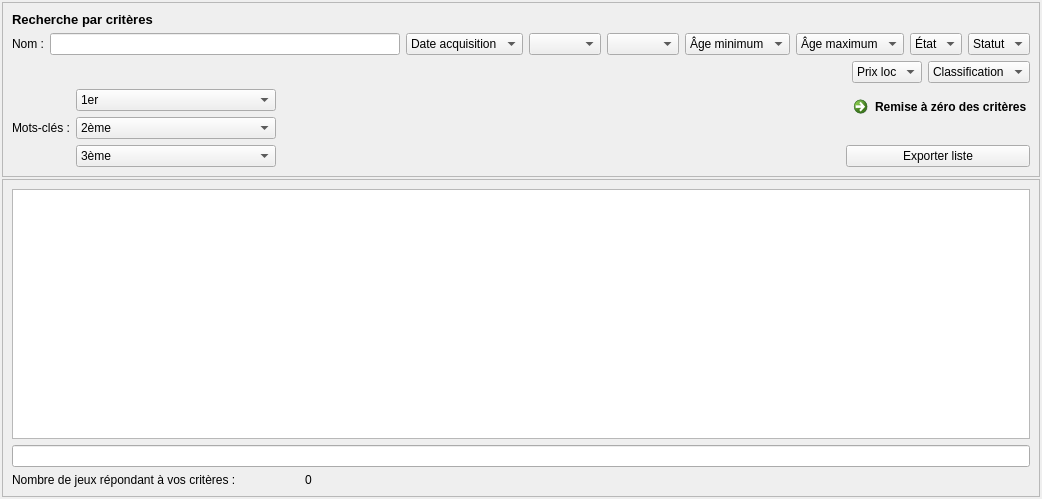
The window that f_listejeux.ui (nivhg/ludopen) describes before a commit, drawn with Qt 5.
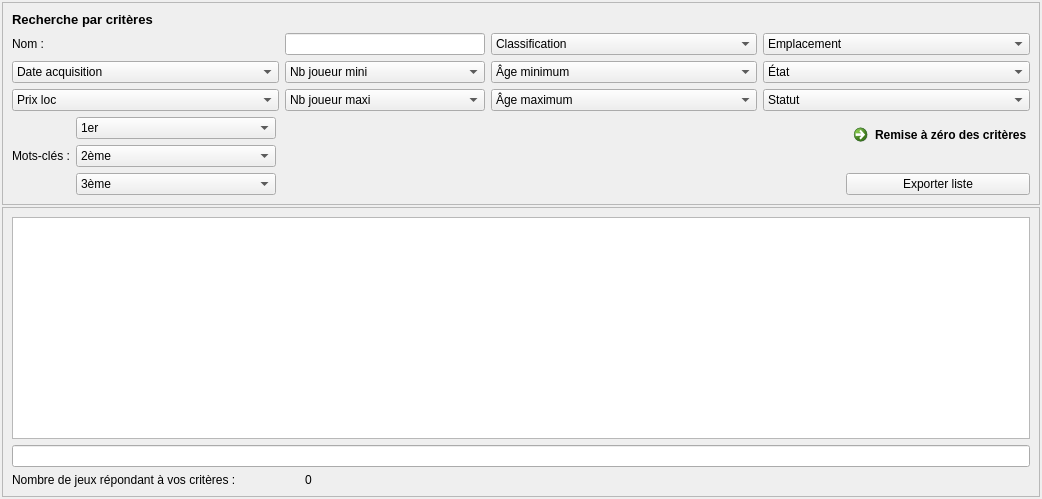
The same window after the commit. Icons and pictures are not drawn.

Commit message: Ticket 43 : Il manque le crit?re emplacement pour faire des listes de jeu

```diff
--- a/f_listejeux.ui
+++ b/f_listejeux.ui
@@ -59,114 +59,128 @@
        </widget>
       </item>
       <item row="1" column="0" colspan="3">
-       <layout class="QVBoxLayout" name="verticalLayout_3">
-        <item>
-         <layout class="QHBoxLayout" name="horizontalLayout">
+       <layout class="QGridLayout" name="gridLayout_4">
+        <item row="4" column="2">
+         <widget class="QComboBox" name="CBx_AgeMax">
           <item>
-           <widget class="QLabel" name="Lb_Nom">
-            <property name="text">
-             <string>Nom :</string>
-            </property>
-           </widget>
+           <property name="text">
+            <string>Âge maximum</string>
+           </property>
           </item>
+         </widget>
+        </item>
+        <item row="4" column="0">
+         <widget class="QComboBox" name="CBx_PrixLoc">
           <item>
-           <widget class="QLineEdit" name="LE_Nom"/>
+           <property name="text">
+            <string>Prix loc</string>
+           </property>
           </item>
+         </widget>
+        </item>
+        <item row="2" column="2">
+         <widget class="QComboBox" name="CBx_AgeMin">
           <item>
-           <widget class="QComboBox" name="CBx_DateAcquisition">
-            <item>
-             <property name="text">
-              <string>Date acquisition</string>
-             </property>
-            </item>
-           </widget>
+           <property name="text">
+            <string>Âge minimum</string>
+           </property>
           </item>
+         </widget>
+        </item>
+        <item row="2" column="3">
+         <widget class="QComboBox" name="CBX_Etat">
           <item>
-           <widget class="QComboBox" name="CBx_JoueursMin">
-            <property name="enabled">
-             <bool>true</bool>
-            </property>
-           </widget>
+           <property name="text">
+            <string>État</string>
+           </property>
           </item>
+         </widget>
+        </item>
+        <item row="2" column="0">
+         <widget class="QComboBox" name="CBx_DateAcquisition">
+          <property name="maximumSize">
+           <size>
+            <width>16777215</width>
+            <height>16777215</height>
+           </size>
+          </property>
           <item>
-           <widget class="QComboBox" name="CBx_JoueursMax">
-            <property name="enabled">
-             <bool>true</bool>
-            </property>
-           </widget>
+           <property name="text">
+            <string>Date acquisition</string>
+           </property>
           </item>
+         </widget>
+        </item>
+        <item row="0" column="1">
+         <widget class="QLineEdit" name="LE_Nom">
+          <property name="maximumSize">
+           <size>
+            <width>200</width>
+            <height>16777215</height>
+           </size>
+          </property>
+         </widget>
+        </item>
+        <item row="0" column="3">
+         <widget class="QComboBox" name="CBx_Emplacement">
+          <property name="currentText">
+           <string>Emplacement</string>
+          </property>
           <item>
-           <widget class="QComboBox" name="CBx_AgeMin">
-            <item>
-             <property name="text">
-              <string>Âge minimum</string>
-             </property>
-            </item>
-           </widget>
+           <property name="text">
+            <string>Emplacement</string>
+           </property>
           </item>
+         </widget>
+        </item>
+        <item row="0" column="2">
+         <widget class="QComboBox" name="CBx_Classification">
           <item>
-           <widget class="QComboBox" name="CBx_AgeMax">
-            <item>
-             <property name="text">
-              <string>Âge maximum</string>
-             </property>
-            </item>
-           </widget>
+           <property name="text">
+            <string>Classification</string>
+           </property>
           </item>
+         </widget>
+        </item>
+        <item row="0" column="0">
+         <widget class="QLabel" name="Lb_Nom">
+          <property name="text">
+           <string>Nom :</string>
+          </property>
+         </widget>
+        </item>
+        <item row="2" column="1">
+         <widget class="QComboBox" name="CBx_JoueursMin">
+          <property name="enabled">
+           <bool>true</bool>
+          </property>
           <item>
-           <widget class="QComboBox" name="CBX_Etat">
-            <item>
-             <property name="text">
-              <string>État</string>
-             </property>
-            </item>
-           </widget>
+           <property name="text">
+            <string>Nb joueur mini</string>
+           </property>
           </item>
+         </widget>
+        </item>
+        <item row="4" column="1">
+         <widget class="QComboBox" name="CBx_JoueursMax">
+          <property name="enabled">
+           <bool>true</bool>
+          </property>
           <item>
-           <widget class="QComboBox" name="CBx_Statut">
-            <item>
-             <property name="text">
-              <string>Statut</string>
-             </property>
-            </item>
-           </widget>
+           <property name="text">
+            <string>Nb joueur maxi</string>
+           </property>
           </item>
-         </layout>
+         </widget>
         </item>
-        <item>
-         <layout class="QHBoxLayout" name="horizontalLayout_3">
+        <item row="4" column="3">
+         <widget class="QComboBox" name="CBx_Statut">
           <item>
-           <spacer name="horizontalSpacer">
-            <property name="orientation">
-             <enum>Qt::Horizontal</enum>
-            </property>
-            <property name="sizeHint" stdset="0">
-             <size>
-              <width>40</width>
-              <height>20</height>
-             </size>
-            </property>
-           </spacer>
+           <property name="text">
+            <string>Statut</string>
+           </property>
           </item>
-          <item>
-           <widget class="QComboBox" name="CBx_PrixLoc">
-            <item>
-             <property name="text">
-              <string>Prix loc</string>
-             </property>
-            </item>
-           </widget>
-          </item>
-          <item>
-           <widget class="QComboBox" name="CBx_Classification">
-            <item>
-             <property name="text">
-              <string>Classification</string>
-             </property>
-            </item>
-           </widget>
-          </item>
-         </layout>
+         </widget>
         </item>
        </layout>
       </item>
```
The commit also changes 22 other files.
